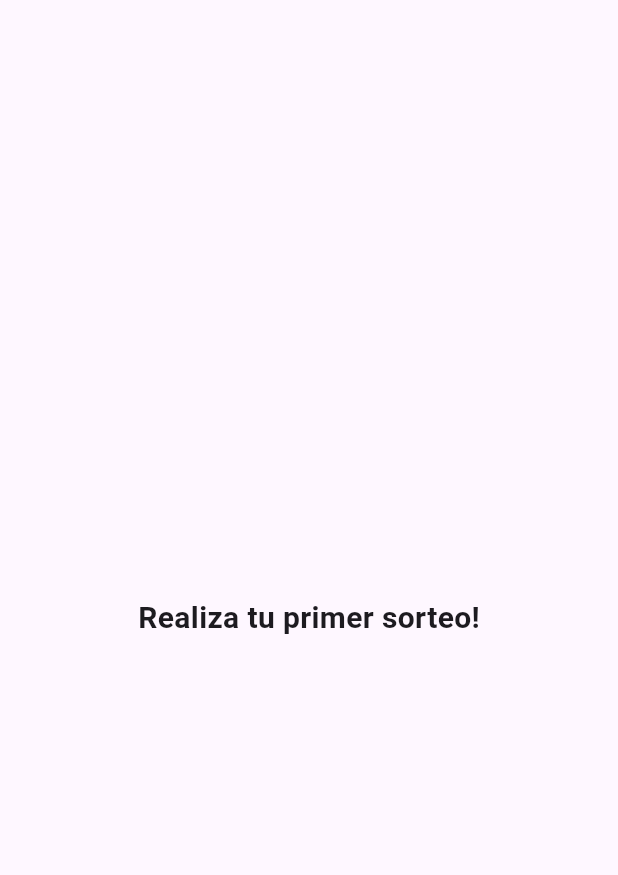
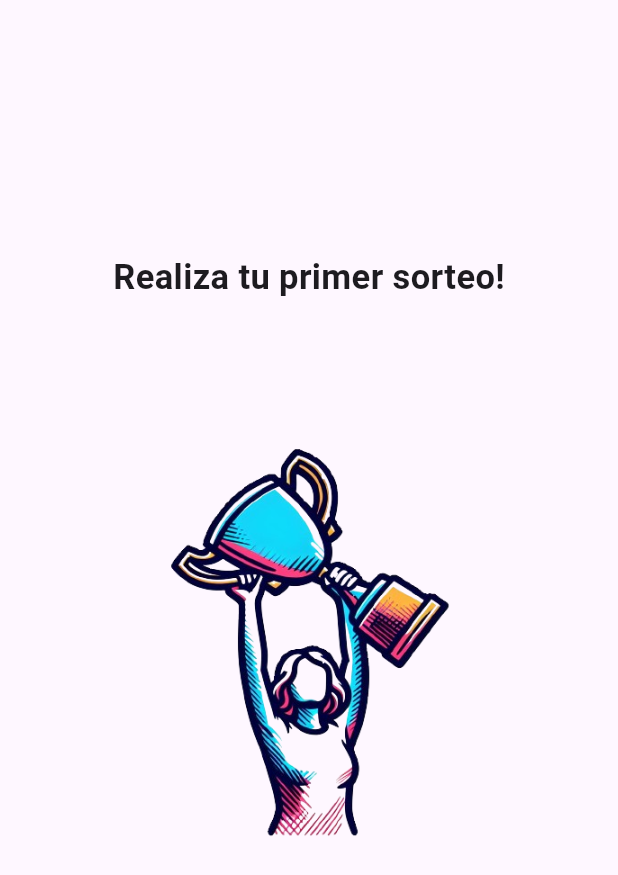
Before and after one commit to cordobash/sorteame_app, a Flutter app: the AnterioresPage screen opened directly, on a phone screen of 412 x 824 dp. Shown: the top 875 px of the screen. Run offline on Flutter 3.47's test engine with Material 3 defaults, Android fonts, the light colour scheme and no system bars; our stand-ins replace confetti, file_picker, hive, hive_flutter, simple_icons, timer_count_down; missing offline and left inert: mailto; accounts and stored records are empty.

Commit message:
se agrego una imagen por defecto en editar_page en caso de que no existan participantes y en anteriores_page en caso de que no se haya realizado algun sorteo

```diff
--- a/lib/pages/anteriores_page.dart
+++ b/lib/pages/anteriores_page.dart
@@ -199,9 +199,20 @@ class _AnterioresPageState extends State<AnterioresPage> {
   Widget _mensajeDefecto() {
     return Container(
         child: Center(
-      child: const Text(
-        'Realiza tu primer sorteo!',
-        style: TextStyle(fontWeight: FontWeight.bold, fontSize: 20),
+      child: Column(
+        mainAxisAlignment: MainAxisAlignment.center,
+        crossAxisAlignment: CrossAxisAlignment.center,
+        children: [
+          Text(
+            'Realiza tu primer sorteo!',
+            style: TextStyle(fontWeight: FontWeight.bold, fontSize: 23),
+          ),
+          Image(
+            width: 300,
+            height: _deviceHeight! * 0.55,
+            image: AssetImage('lib/src/images/grow_trophy.png'),
+          )
+        ],
       ),
     ));
   }
--- a/lib/pages/post_sorteo_page.dart
+++ b/lib/pages/post_sorteo_page.dart
@@ -91,7 +91,7 @@ class _ResultadosPageState extends State<ResultadosPage> {
     // TODO: implement build
     return Scaffold(
       appBar: AppBar(
-        backgroundColor: Colors.pinkAccent,
+        backgroundColor: colorGlobal,
         leading: null,
       ),
       body: Center(
--- a/pubspec.yaml
+++ b/pubspec.yaml
@@ -72,6 +72,10 @@ flutter:
   # To add assets to your application, add an assets section, like this:
   assets:
     - lib/src/images/trophy.png
+    - lib/src/images/grow_trophy.png
+    - lib/src/images/not_found.png
+
+
   #   - images/a_dot_ham.jpeg
 
   # An image asset can refer to one or more resolution-specific "variants", see
```
Also changed, not shown: lib/pages/editar_participante_page.dart (+48 -37 lines), lib/src/images/grow_trophy.png (added), lib/src/images/not_found.png (added).
